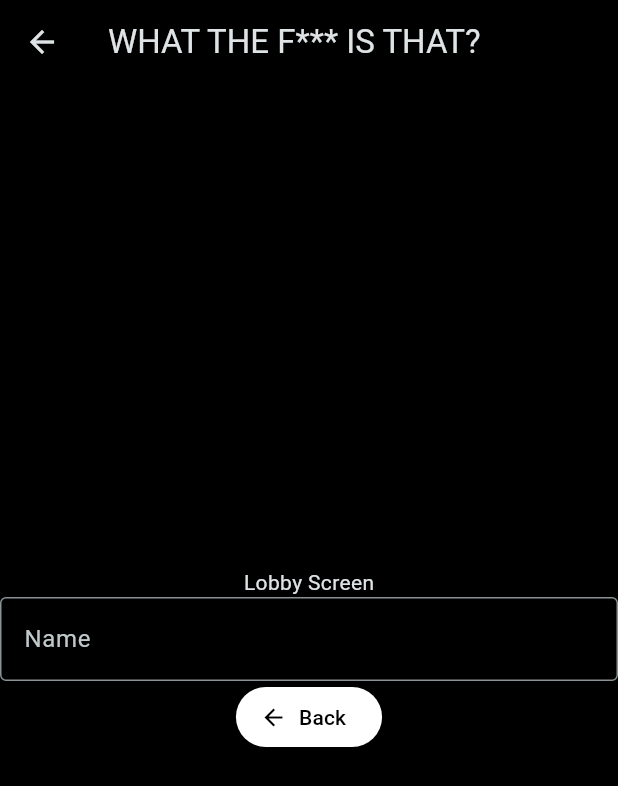
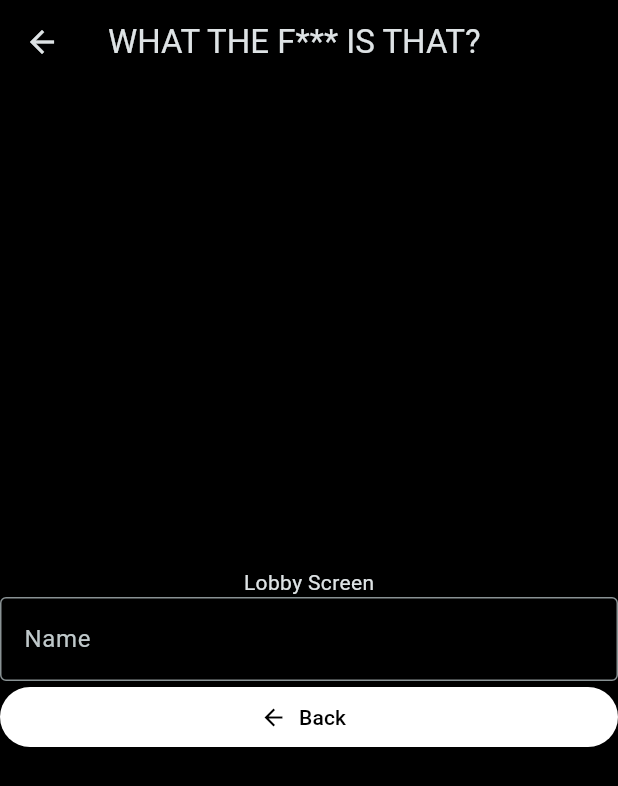
Before and after one commit to Noximi42/game_app, a Flutter app: the LobbyScreen screen opened directly, on a phone screen of 412 x 824 dp. Shown: the top 786 px of the screen. Run offline on Flutter 3.47's test engine with Material 3 defaults, Android fonts, the phone set to English and light mode, and no system bars; generated files the repository leaves out were written again.

Commit message:
Fixed button width

```diff
--- a/app/clients/mobile/lib/components/button.dart
+++ b/app/clients/mobile/lib/components/button.dart
@@ -28,11 +28,14 @@ class Button extends StatelessWidget {
         ? theme.colorScheme.secondary
         : Colors.white;
 
-    return ElevatedButton.icon(
+    return SizedBox(
+        width: double.maxFinite,
+        child: ElevatedButton.icon(
           style: ElevatedButton.styleFrom(
               foregroundColor: textColor,
-          backgroundColor:
-              type == ButtonTypes.primary ? theme.colorScheme.primary : color),
+              backgroundColor: type == ButtonTypes.primary
+                  ? theme.colorScheme.primary
+                  : color),
           onPressed: onPressed,
           label: Text(title),
           icon: icon != null
@@ -41,6 +44,6 @@ class Button extends StatelessWidget {
                   color: textColor,
                 )
               : null,
-    );
+        ));
   }
 }
--- a/app/clients/mobile/lib/components/text_input.dart
+++ b/app/clients/mobile/lib/components/text_input.dart
@@ -10,8 +10,6 @@ class TextInput extends StatelessWidget {
 
   @override
   Widget build(BuildContext context) {
-    final theme = Theme.of(context);
-
     return TextField(
         decoration: InputDecoration(
             border: const OutlineInputBorder(), label: Text(label)));
```
Lines whose indentation alone changed are shown as unchanged.
